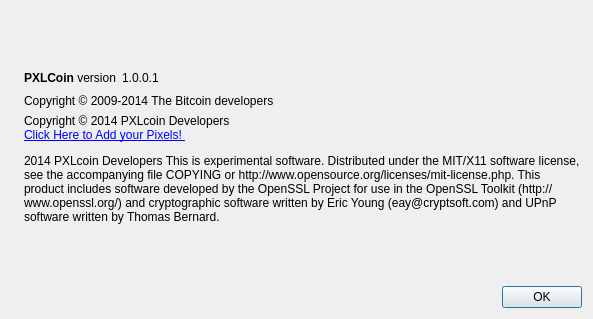
tripmode/pxlcoin, file src/qt/forms/aboutdialog.ui: the form before one commit.
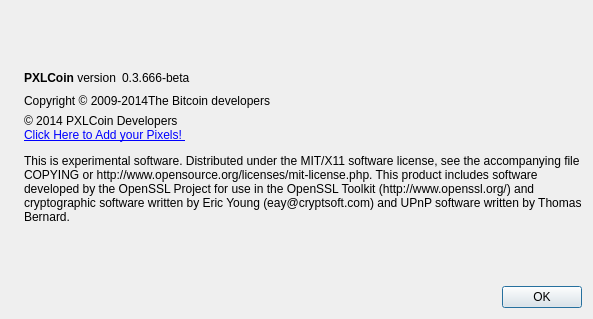
The form after the commit. Icons and pictures are not drawn.

```diff
--- a/src/qt/forms/aboutdialog.ui
+++ b/src/qt/forms/aboutdialog.ui
@@ -63,7 +63,7 @@
           <cursorShape>IBeamCursor</cursorShape>
          </property>
          <property name="text">
-          <string notr="true">1.0.0.1</string>
+          <string notr="true">0.3.666-beta</string>
          </property>
          <property name="textInteractionFlags">
           <set>Qt::LinksAccessibleByMouse|Qt::TextSelectableByKeyboard|Qt::TextSelectableByMouse</set>
@@ -91,18 +91,11 @@
         <cursorShape>IBeamCursor</cursorShape>
        </property>
        <property name="text">
-        <string notr="true">Copyright &amp;copy; 2009-2014 The Bitcoin developers 
-</string>
+        <string notr="true">Copyright &amp;copy; 2009-2014The Bitcoin developers</string>
        </property>
        <property name="textFormat">
         <enum>Qt::RichText</enum>
        </property>
-       <property name="wordWrap">
-        <bool>false</bool>
-       </property>
-       <property name="openExternalLinks">
-        <bool>true</bool>
-       </property>
        <property name="textInteractionFlags">
         <set>Qt::LinksAccessibleByMouse|Qt::TextSelectableByKeyboard|Qt::TextSelectableByMouse</set>
        </property>
@@ -114,7 +107,7 @@
         <cursorShape>IBeamCursor</cursorShape>
        </property>
        <property name="text">
-        <string>&lt;html&gt;&lt;head/&gt;&lt;body&gt;&lt;p&gt;Copyright © 2014 PXLcoin Developers &lt;a href=&quot;http://www.pxlcoin.com/&quot;&gt;&lt;span style=&quot; text-decoration: underline; color:#0000ff;&quot;&gt;&lt;br/&gt;Click Here to Add your Pixels! &lt;/span&gt;&lt;/a&gt;&lt;/p&gt;&lt;p&gt;2014 PXLcoin Developers This is experimental software. Distributed under the MIT/X11 software license, see the accompanying file COPYING or http://www.opensource.org/licenses/mit-license.php. This product includes software developed by the OpenSSL Project for use in the OpenSSL Toolkit (http://www.openssl.org/) and cryptographic software written by Eric Young (eay@cryptsoft.com) and UPnP software written by Thomas Bernard.&lt;/p&gt;&lt;/body&gt;&lt;/html&gt;</string>
+        <string>&lt;html&gt;&lt;head/&gt;&lt;body&gt;&lt;p&gt;© 2014 PXLCoin Developers &lt;a href=&quot;http://www.pxlcoin.com/&quot;&gt;&lt;span style=&quot; text-decoration: underline; color:#0000ff;&quot;&gt;&lt;br/&gt;Click Here to Add your Pixels! &lt;/span&gt;&lt;/a&gt;&lt;/p&gt;&lt;p&gt;This is experimental software. Distributed under the MIT/X11 software license, see the accompanying file COPYING or http://www.opensource.org/licenses/mit-license.php. This product includes software developed by the OpenSSL Project for use in the OpenSSL Toolkit (http://www.openssl.org/) and cryptographic software written by Eric Young (eay@cryptsoft.com) and UPnP software written by Thomas Bernard.&lt;/p&gt;&lt;/body&gt;&lt;/html&gt;</string>
        </property>
        <property name="textFormat">
         <enum>Qt::RichText</enum>
```
Left out of the diff: 2 changed lines with no effect on the pictures.
